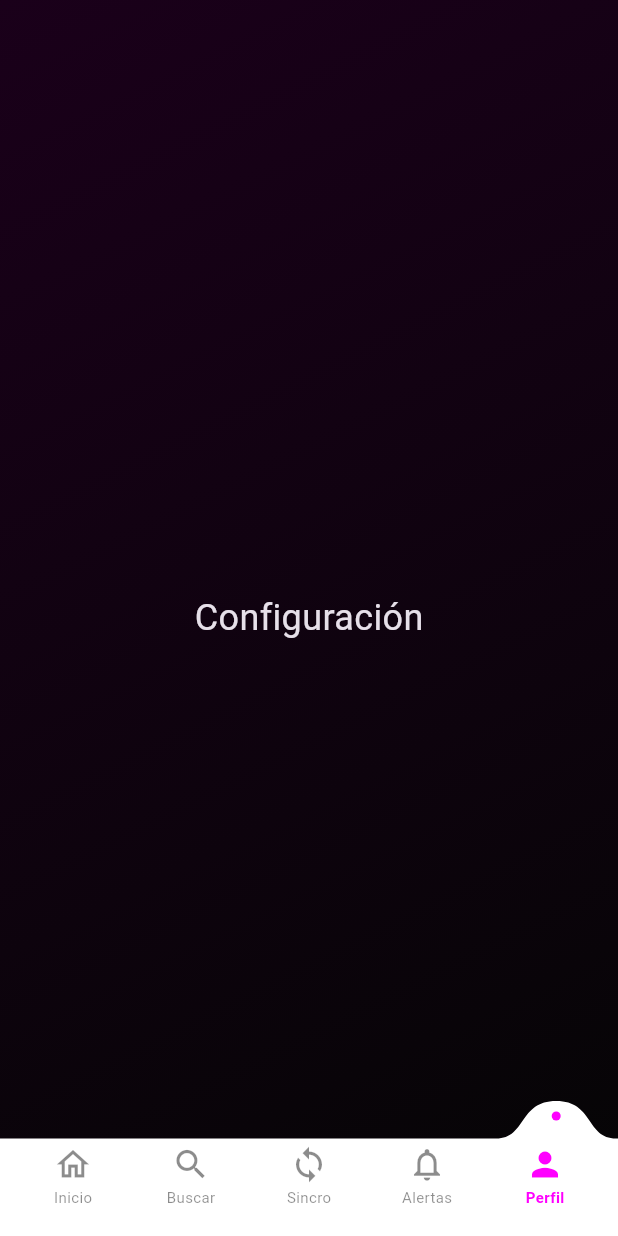
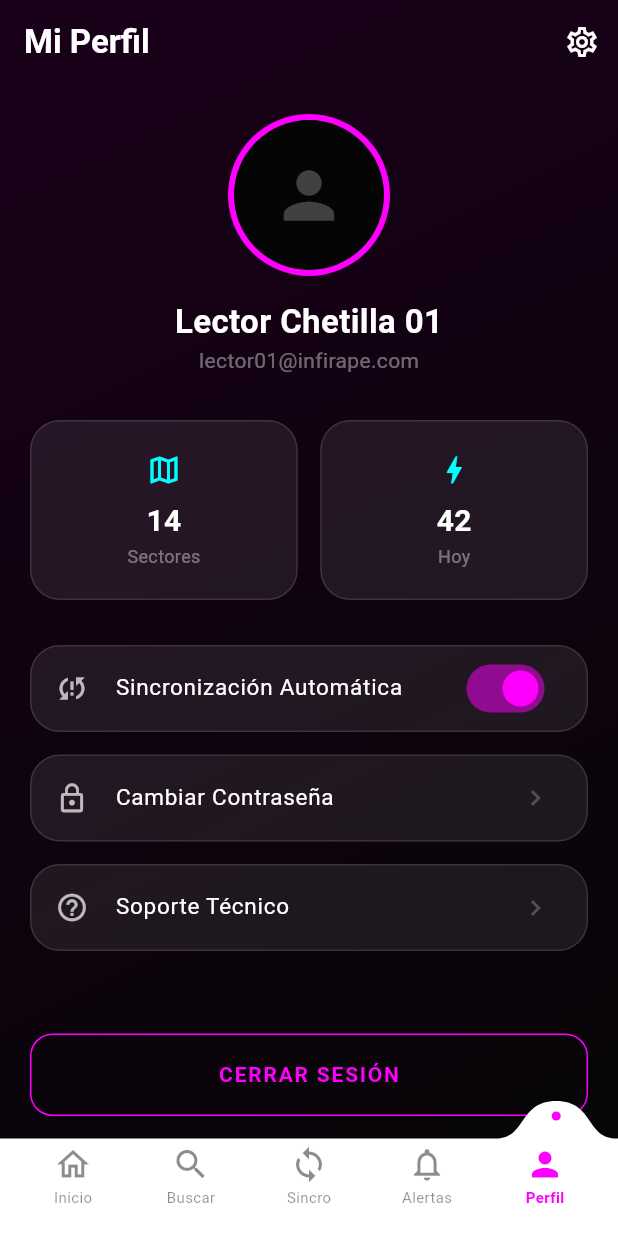
Before and after one commit to infirape/involt, a Flutter app: the screen it shows after launch, item 5 of the bottom bar chosen, on a phone screen of 412 x 824 dp. Run offline on Flutter 3.47's test engine with Material 3 defaults, Android fonts, the phone set to English and light mode, and no system bars; our stand-ins replace drift, fixnum; missing offline and left inert: protobuf; accounts and stored records are empty; generated files the repository leaves out were written again; statements that could not run were skipped.

Commit message:
feat: complete premium ui navigation flow

```diff
--- /dev/null
+++ b/mobile/lib/core/presentation/screens/profile_screen.dart
@@ -0,0 +1,143 @@
+import 'package:flutter/material.dart';
+import '../theme/app_colors.dart';
+import '../widgets/glass_card.dart';
+
+class ProfileScreen extends StatelessWidget {
+  const ProfileScreen({super.key});
+
+  @override
+  Widget build(BuildContext context) {
+    return Scaffold(
+      backgroundColor: Colors.transparent,
+      appBar: AppBar(
+        title: const Text('Mi Perfil',
+          style: TextStyle(color: AppColors.textPrimary, fontWeight: FontWeight.bold)),
+        backgroundColor: Colors.transparent,
+        elevation: 0,
+        actions: [
+          IconButton(
+            icon: const Icon(Icons.settings_outlined, color: AppColors.textPrimary),
+            onPressed: () {},
+          ),
+        ],
+      ),
+      body: SingleChildScrollView(
+        padding: const EdgeInsets.all(20),
+        child: Column(
+          children: [
+            // User Avatar & Name
+            Center(
+              child: Column(
+                children: [
+                  Container(
+                    padding: const EdgeInsets.all(4),
+                    decoration: const BoxDecoration(
+                      color: AppColors.magenta,
+                      shape: BoxShape.circle,
+                    ),
+                    child: const CircleAvatar(
+                      radius: 50,
+                      backgroundColor: AppColors.onyx,
+                      child: Icon(Icons.person, size: 50, color: Colors.white24),
+                    ),
+                  ),
+                  const SizedBox(height: 15),
+                  const Text('Lector Chetilla 01',
+                    style: TextStyle(color: Colors.white, fontSize: 22, fontWeight: FontWeight.bold)),
+                  Text('lector01@infirape.com',
+                    style: TextStyle(color: AppColors.textMuted, fontSize: 14)),
+                ],
+              ),
+            ),
+
+            const SizedBox(height: 30),
+
+            // Statistics Summary
+            Row(
+              children: [
+                Expanded(
+                  child: _buildStatCard('Sectores', '14', Icons.map_outlined),
+                ),
+                const SizedBox(width: 15),
+                Expanded(
+                  child: _buildStatCard('Hoy', '42', Icons.bolt),
+                ),
+              ],
+            ),
+
+            const SizedBox(height: 30),
+
+            // Settings List
+            _buildSettingItem(
+              icon: Icons.sync_problem_outlined,
+              title: 'Sincronización Automática',
+              trailing: Switch(
+                value: true,
+                onChanged: (v) {},
+                activeColor: AppColors.magenta,
+              ),
+            ),
+            _buildSettingItem(
+              icon: Icons.lock_outline,
+              title: 'Cambiar Contraseña',
+              onTap: () {},
+            ),
+            _buildSettingItem(
+              icon: Icons.help_outline,
+              title: 'Soporte Técnico',
+              onTap: () {},
+            ),
+
+            const SizedBox(height: 40),
+
+            // Logout Button
+            SizedBox(
+              width: double.infinity,
+              height: 55,
+              child: OutlinedButton(
+                onPressed: () {},
+                style: OutlinedButton.styleFrom(
+                  side: const BorderSide(color: AppColors.magenta),
+                  shape: RoundedRectangleBorder(borderRadius: BorderRadius.circular(15)),
+                ),
+                child: const Text('CERRAR SESIÓN',
+                  style: TextStyle(color: AppColors.magenta, fontWeight: FontWeight.bold, letterSpacing: 1.2)),
+              ),
+            ),
+
+            const SizedBox(height: 120), // Bottom bar space
+          ],
+        ),
+      ),
+    );
+  }
+
+  Widget _buildStatCard(String label, String value, IconData icon) {
+    return GlassCard(
+      padding: const EdgeInsets.symmetric(vertical: 20),
+      child: Column(
+        children: [
+          Icon(icon, color: AppColors.cyan, size: 24),
+          const SizedBox(height: 8),
+          Text(value, style: const TextStyle(color: Colors.white, fontSize: 20, fontWeight: FontWeight.bold)),
+          Text(label, style: TextStyle(color: AppColors.textMuted, fontSize: 12)),
+        ],
+      ),
+    );
+  }
+
+  Widget _buildSettingItem({required IconData icon, required String title, Widget? trailing, VoidCallback? onTap}) {
+    return Padding(
+      padding: const EdgeInsets.only(bottom: 15),
+      child: GlassCard(
+        padding: EdgeInsets.zero,
+        child: ListTile(
+          onTap: onTap,
+          leading: Icon(icon, color: AppColors.textSecondary, size: 22),
+          title: Text(title, style: const TextStyle(color: Colors.white, fontSize: 15)),
+          trailing: trailing ?? const Icon(Icons.chevron_right, color: Colors.white24, size: 20),
+        ),
+      ),
+    );
+  }
+}
--- a/mobile/lib/main.dart
+++ b/mobile/lib/main.dart
@@ -6,6 +6,7 @@ import 'core/presentation/widgets/curved_navigation_bar.dart';
 import 'core/presentation/screens/sectors_list_screen.dart';
 import 'core/presentation/screens/search_screen.dart';
 import 'core/presentation/screens/sync_screen.dart';
+import 'core/presentation/screens/profile_screen.dart';
 
 void main() async {
   WidgetsFlutterBinding.ensureInitialized();
@@ -29,30 +30,30 @@ Future<void> _seedData(AppDatabase db) async {
     final sectorsList = ['Alto Chetilla', 'Cadena', 'Casadencito', 'Cercado', 'Cochapampa'];
 
     for (var i = 0; i < sectorsList.length; i++) {
-      final sectorId = 'sec-${i + 1}';
+      final sectorId = 'sec-\${i + 1}';
       await db.into(db.sectors).insert(
         SectorsCompanion.insert(id: sectorId, communityId: 'com-1', name: sectorsList[i]),
       );
 
       // Seed 2 customers per sector
-      final cust1Id = 'cust-${sectorId}-1';
+      final cust1Id = 'cust-\${sectorId}-1';
       await db.into(db.customers).insert(
         CustomersCompanion.insert(
           id: cust1Id,
-          code: '${sectorsList[i].substring(0, 3).toUpperCase()}001',
-          name: 'Juan Perez - ${sectorsList[i]}',
+          code: '\${sectorsList[i].substring(0, 3).toUpperCase()}001',
+          name: 'Juan Perez - \${sectorsList[i]}',
           communityId: 'com-1',
           sectorId: sectorId,
           connectionType: 1,
           tariff: 0.25,
-          meterNumber: 'M-100$i',
+          meterNumber: 'M-100\$i',
         ),
       );
 
       // Seed an initial reading for verification
       await db.into(db.readings).insert(
         ReadingsCompanion.insert(
-          id: 'read-${cust1Id}',
+          id: 'read-\${cust1Id}',
           customerId: cust1Id,
           previousValue: 100,
           currentValue: 150,
@@ -112,7 +113,7 @@ class _MainNavigationScreenState extends State<MainNavigationScreen> {
       SearchScreen(db: widget.db),
       SyncScreen(db: widget.db),
       const Center(child: Text('Notificaciones', style: TextStyle(fontSize: 24))),
-      const Center(child: Text('Configuración', style: TextStyle(fontSize: 24))),
+      const ProfileScreen(),
     ];
   }
 
```
